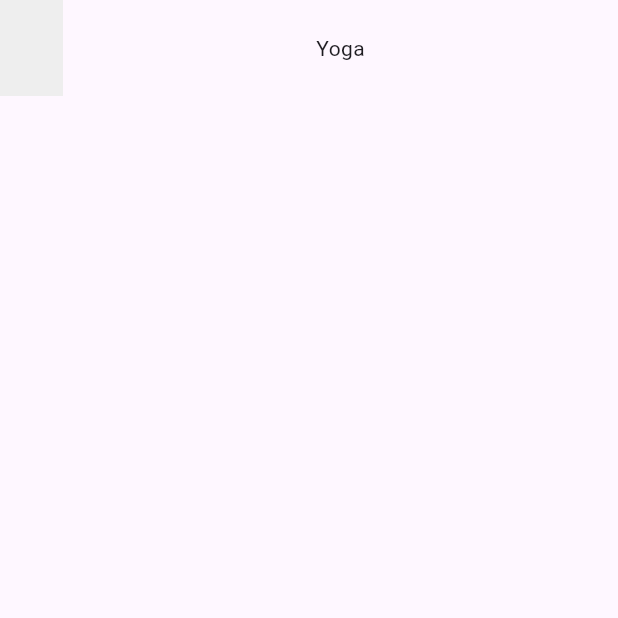
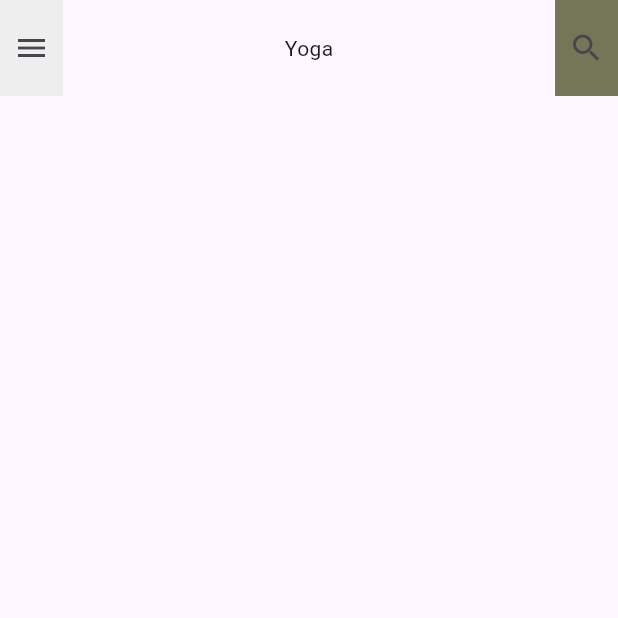
Before and after one commit to JAICHANGPARK/flutter_notebook_chapter_36, a Flutter app: the YogaHomePage screen opened directly, on a phone screen of 412 x 824 dp, the top half of it. Run offline on Flutter 3.47's test engine with Material 3 defaults, Android fonts, the phone set to English and light mode, and no system bars; our stand-ins replace gap.

Commit message:
Update yoga_home_page.dart

```diff
--- a/lib/ep1817_yoga_app/view/yoga_home_page.dart
+++ b/lib/ep1817_yoga_app/view/yoga_home_page.dart
@@ -21,6 +21,12 @@ class _YogaHomePageState extends State<YogaHomePage> {
                 decoration: BoxDecoration(
                   color: Colors.grey[200],
                 ),
+                child: IconButton(
+                  icon: Icon(
+                    Icons.menu,
+                  ),
+                  onPressed: () {},
+                ),
               ),
               Expanded(
                 child: Center(
@@ -28,7 +34,20 @@ class _YogaHomePageState extends State<YogaHomePage> {
                     "Yoga",
                   ),
                 ),
-              )
+              ),
+              Container(
+                height: 64,
+                width: 42,
+                decoration: BoxDecoration(
+                  color: Color.fromRGBO(117, 118, 88, 1),
+                ),
+                child: IconButton(
+                  icon: Icon(
+                    Icons.search,
+                  ),
+                  onPressed: () {},
+                ),
+              ),
             ],
           ),
         ],
```
